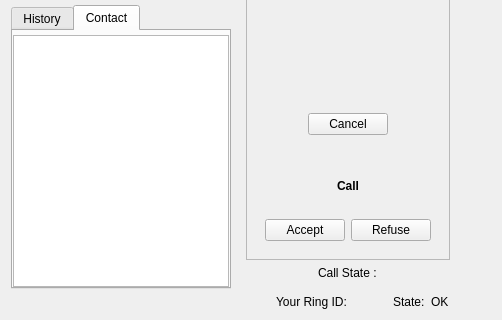
First picture: the form in callwidget.ui, repository savoirfairelinux/jami-client-windows, before the edit; both pictures show x 0 to 502 and y 204 to 524 of the 502 by 524 pixel window.
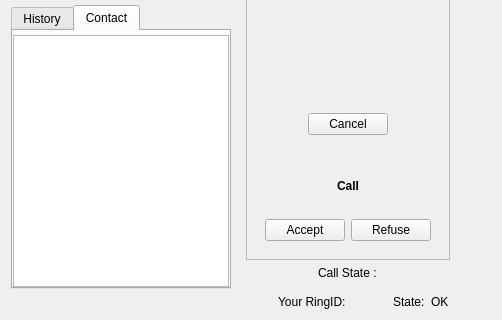
Second picture: the form after the edit. Icons and pictures are not drawn. Custom widgets are drawn as their Qt base class.

Diff of the .ui file:
```diff
--- a/callwidget.ui
+++ b/callwidget.ui
@@ -228,7 +228,7 @@
         </size>
        </property>
        <property name="text">
-        <string>Your Ring ID:</string>
+        <string notr="true">Your RingID:</string>
        </property>
        <property name="margin">
         <number>0</number>
```
Left out of the diff: 2 changed lines with no effect on the pictures.
